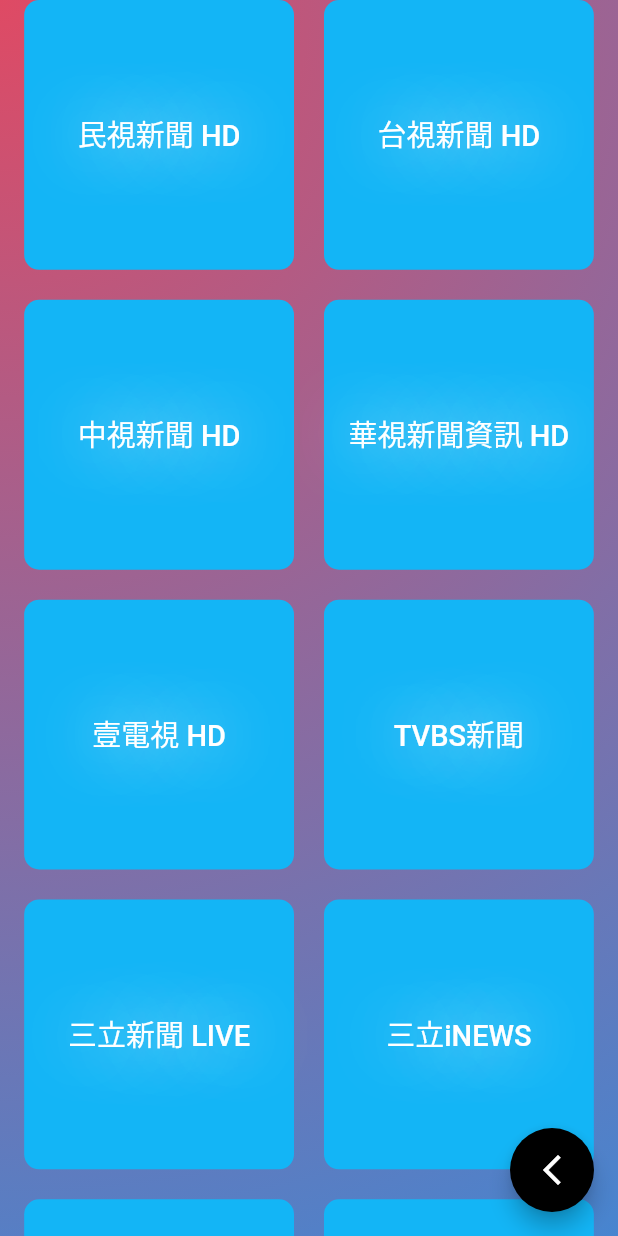
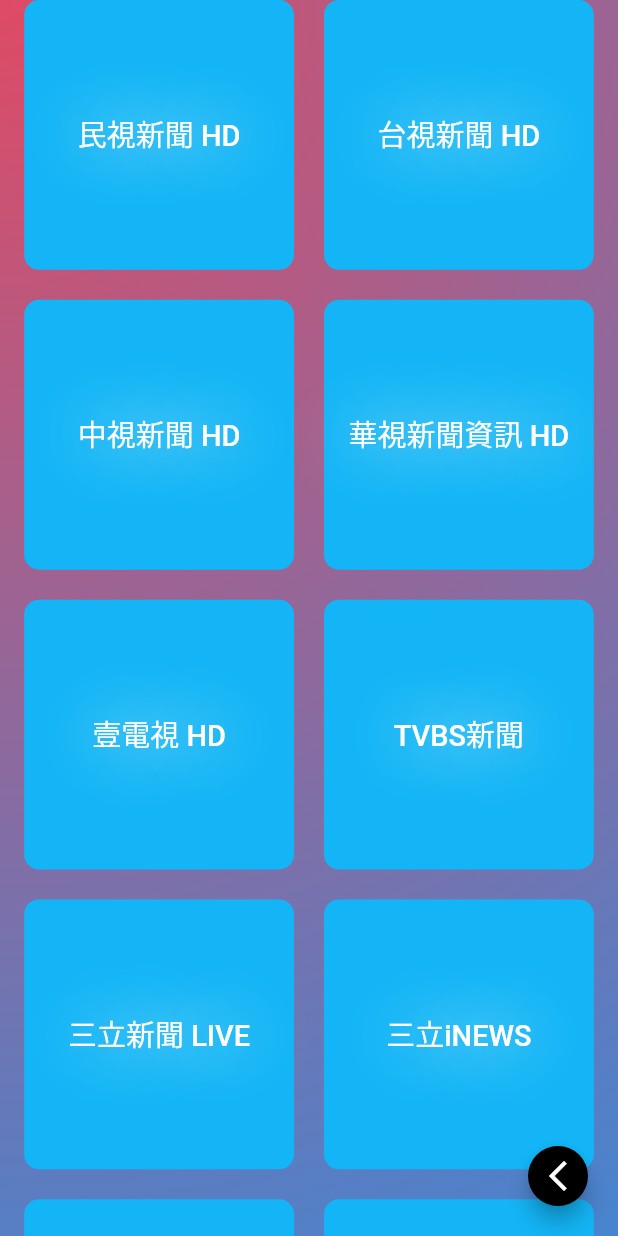
Before and after one commit to w830207/cyber_m3u8_mobile, a Flutter app: the NewsPage screen opened directly, on a phone screen of 412 x 824 dp. Run offline on Flutter 3.47's test engine with Material 2 defaults, Android fonts, the phone set to English and light mode, and no system bars; our stand-ins replace animated_text_kit, flutter_screenutil, google_mobile_ads; missing offline and left inert: fijkplayer; network calls fail.

Commit message:
feat: 結構調整、ui微調

```diff
--- a/lib/news.dart
+++ b/lib/news.dart
@@ -1,11 +1,12 @@
 import 'dart:async';
-import 'package:cyber_m3u8_mobile/env/app_config.dart';
 import 'package:flutter/foundation.dart';
 import 'package:flutter/material.dart';
 import 'package:flutter_screenutil/flutter_screenutil.dart';
 import 'package:google_mobile_ads/google_mobile_ads.dart';
+import 'env/app_config.dart';
 import 'theme/app_theme.dart';
-import 'video_player.dart';
+import 'widgets/floating_action_button.dart';
+import 'widgets/video_player.dart';
 
 class NewsPage extends StatefulWidget {
   const NewsPage({Key? key}) : super(key: key);
@@ -176,8 +177,8 @@ class _NewsPageState extends State<NewsPage> {
           ],
         ),
       ),
-      floatingActionButton: FloatingActionButton(
-        backgroundColor: show ? Colors.red : Colors.black,
+      floatingActionButton: MyFloatingActionButton(
+        show: show,
         onPressed: () {
           if (show) {
             setState(() {
@@ -187,10 +188,6 @@ class _NewsPageState extends State<NewsPage> {
             Navigator.pop(context);
           }
         },
-        tooltip: '關閉播放器',
-        child: show
-            ? const Icon(Icons.close)
-            : const Icon(Icons.arrow_back_ios_new),
       ),
     );
   }
--- /dev/null
+++ b/lib/widgets/floating_action_button.dart
@@ -0,0 +1,20 @@
+import 'package:flutter/material.dart';
+
+class MyFloatingActionButton extends StatelessWidget {
+  const MyFloatingActionButton({Key? key, required this.show, this.onPressed})
+      : super(key: key);
+  final bool show;
+  final void Function()? onPressed;
+
+  @override
+  Widget build(BuildContext context) {
+    return FloatingActionButton(
+      mini: true,
+      backgroundColor: show ? Colors.red : Colors.black,
+      onPressed: onPressed,
+      tooltip: '關閉播放器',
+      child:
+          show ? const Icon(Icons.close) : const Icon(Icons.arrow_back_ios_new),
+    );
+  }
+}
```
Also changed, not shown: lib/m3u8_home.dart (+6 -5 lines), lib/movie.dart (+5 -8 lines), lib/normal.dart (+5 -9 lines), lib/widgets/video_player.dart (renamed from lib/video_player.dart).
